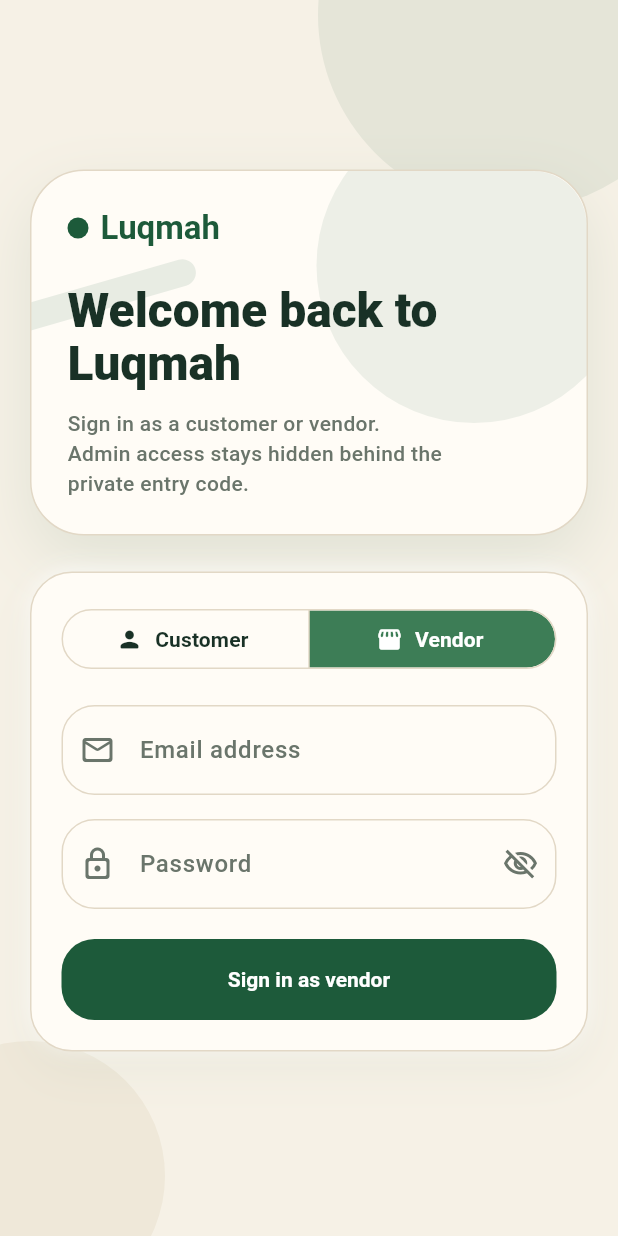
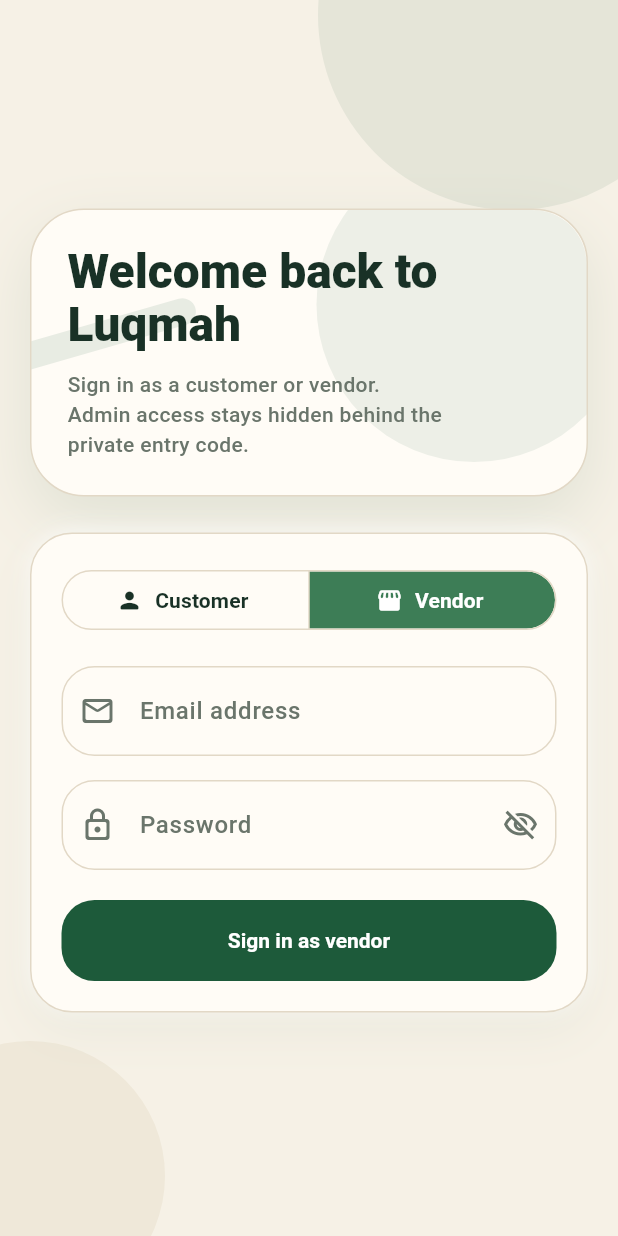
Before and after one commit to Meadowsssss/luqmah, a Flutter app: the screen it shows after launch, after a tap on "Vendor", on a phone screen of 412 x 824 dp. Run offline on Flutter 3.47's test engine with Material 3 defaults, Android fonts, the phone set to English and light mode, and no system bars; our stand-ins replace firebase_auth, firebase_core, firebase_messaging, flutter_riverpod, go_router, image_picker and 1 more; accounts and stored records are empty.

Commit message:
Luqmah logo

```diff
--- a/lib/features/auth/presentation/login_page.dart
+++ b/lib/features/auth/presentation/login_page.dart
@@ -294,34 +294,10 @@ class _LoginPageState extends ConsumerState<LoginPage> {
                                   constraints: const BoxConstraints(
                                     maxWidth: 250,
                                   ),
-                                  child: Column(
-                                    crossAxisAlignment:
-                                        CrossAxisAlignment.start,
-                                    children: [
-                                      Row(
-                                        mainAxisSize: MainAxisSize.min,
-                                        children: [
-                                          Container(
-                                            height: 14,
-                                            width: 14,
-                                            decoration: BoxDecoration(
-                                              color: tokens.primary,
-                                              shape: BoxShape.circle,
-                                            ),
-                                          ),
-                                          const SizedBox(width: AppSpacing.sm),
-                                          Text(
-                                            'Luqmah',
-                                            style: Theme.of(context)
-                                                .textTheme
-                                                .titleLarge
-                                                ?.copyWith(
-                                                  color: tokens.primary,
-                                                ),
-                                          ),
-                                        ],
-                                      ),
-                                      const SizedBox(height: AppSpacing.xxl),
+                                   child: Column(
+                                     crossAxisAlignment:
+                                         CrossAxisAlignment.start,
+                                     children: [
                                       GestureDetector(
                                         onLongPress: _promptAdminCode,
                                         child: Text(
--- a/lib/features/customer/presentation/restaurants_page.dart
+++ b/lib/features/customer/presentation/restaurants_page.dart
@@ -34,9 +34,10 @@ class RestaurantsPage extends ConsumerWidget {
         title: Column(
           crossAxisAlignment: CrossAxisAlignment.start,
           children: [
-            Text(
-              'Luqmah',
-              style: textTheme.titleLarge?.copyWith(color: tokens.primary),
+            Image.asset(
+              'assets/Luqmah_transparent.png',
+              height: 28,
+              fit: BoxFit.contain,
             ),
             Text(
               'Campus favourites, ready when you are',
--- a/lib/features/session/session_controller.dart
+++ b/lib/features/session/session_controller.dart
@@ -30,6 +30,8 @@ final sessionControllerProvider = ChangeNotifierProvider<SessionController>((
 });
 
 class SessionController extends ChangeNotifier {
+  static const _minimumStartupLoadingDuration = Duration(seconds: 2);
+
   SessionController({
     required AuthRepository authRepository,
     required BackendAuthRepository backendAuthRepository,
@@ -62,9 +64,15 @@ class SessionController extends ChangeNotifier {
       notifyListeners();
     }
 
+    final minimumLoading = showLoading
+        ? Future<void>.delayed(_minimumStartupLoadingDuration)
+        : null;
     final next = await _sessionRepository.buildSnapshot(
       _authRepository.currentUser,
     );
+    if (minimumLoading != null) {
+      await minimumLoading;
+    }
     _snapshot = next;
     notifyListeners();
 
--- a/lib/shared/widgets/app_loading_page.dart
+++ b/lib/shared/widgets/app_loading_page.dart
@@ -7,29 +7,67 @@ class AppLoadingPage extends StatelessWidget {
 
   @override
   Widget build(BuildContext context) {
+    final tokens = context.luqmah;
+    final textTheme = Theme.of(context).textTheme;
+
     return Scaffold(
-      body: Center(
-        child: Column(
-          mainAxisSize: MainAxisSize.min,
-          children: [
-            CircleAvatar(
-              radius: 36,
-              backgroundColor: AppColors.primary.withValues(alpha: 0.1),
-              child: const Icon(
-                Icons.restaurant_menu_rounded,
-                size: 34,
-                color: AppColors.primary,
+      body: Container(
+        decoration: BoxDecoration(
+          gradient: LinearGradient(
+            begin: Alignment.topCenter,
+            end: Alignment.bottomCenter,
+            colors: [
+              tokens.background,
+              tokens.surface,
+            ],
+          ),
+        ),
+        child: SafeArea(
+          child: Center(
+            child: Padding(
+              padding: const EdgeInsets.symmetric(horizontal: 24),
+              child: TweenAnimationBuilder<double>(
+                tween: Tween(begin: 0.96, end: 1),
+                duration: const Duration(milliseconds: 450),
+                curve: Curves.easeOutCubic,
+                builder: (context, scale, child) {
+                  return AnimatedOpacity(
+                    opacity: scale,
+                    duration: const Duration(milliseconds: 320),
+                    curve: Curves.easeOut,
+                    child: Transform.scale(scale: scale, child: child),
+                  );
+                },
+                child: Column(
+                  mainAxisSize: MainAxisSize.min,
+                  children: [
+                    Image.asset(
+                      'assets/Luqmah_transparent.png',
+                      height: 96,
+                      fit: BoxFit.contain,
+                    ),
+                    const SizedBox(height: AppSpacing.xl),
+                    SizedBox(
+                      height: 22,
+                      width: 22,
+                      child: CircularProgressIndicator(
+                        strokeWidth: 2.5,
+                        color: tokens.primary,
+                      ),
+                    ),
+                    const SizedBox(height: AppSpacing.lg),
+                    Text(
+                      'Preparing your order experience',
+                      style: textTheme.bodyMedium?.copyWith(
+                        color: tokens.mutedText,
+                      ),
+                      textAlign: TextAlign.center,
+                    ),
+                  ],
+                ),
               ),
             ),
-            const SizedBox(height: 16),
-            Text('Luqmah', style: Theme.of(context).textTheme.titleLarge),
-            const SizedBox(height: 12),
-            const SizedBox(
-              height: 20,
-              width: 20,
-              child: CircularProgressIndicator(strokeWidth: 2.5),
-            ),
-          ],
+          ),
         ),
       ),
     );
--- a/pubspec.yaml
+++ b/pubspec.yaml
@@ -80,6 +80,9 @@ flutter:
   # the material Icons class.
   uses-material-design: true
 
+  assets:
+    - assets/
+
   # To add assets to your application, add an assets section, like this:
   # assets:
   #   - images/a_dot_burr.jpeg
```
Also changed, not shown: assets/Luqmah_icon.png (added), assets/Luqmah_transparent.png (added), 8 other files.
